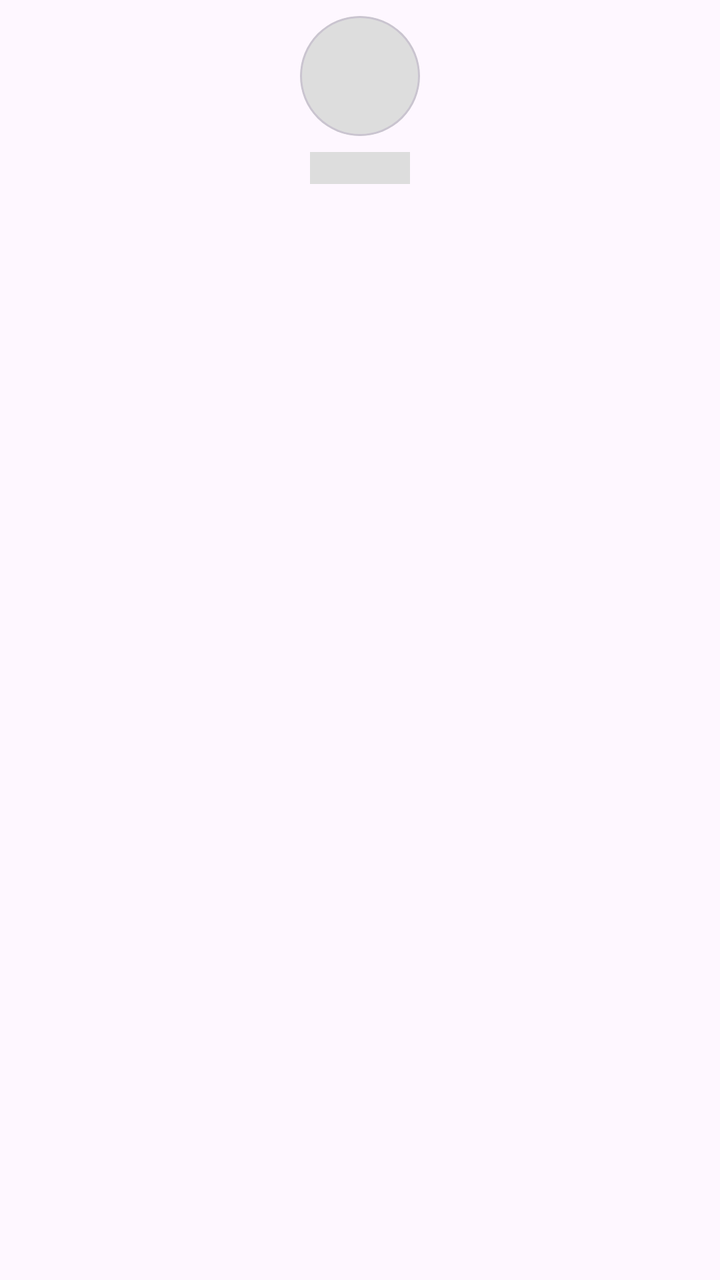
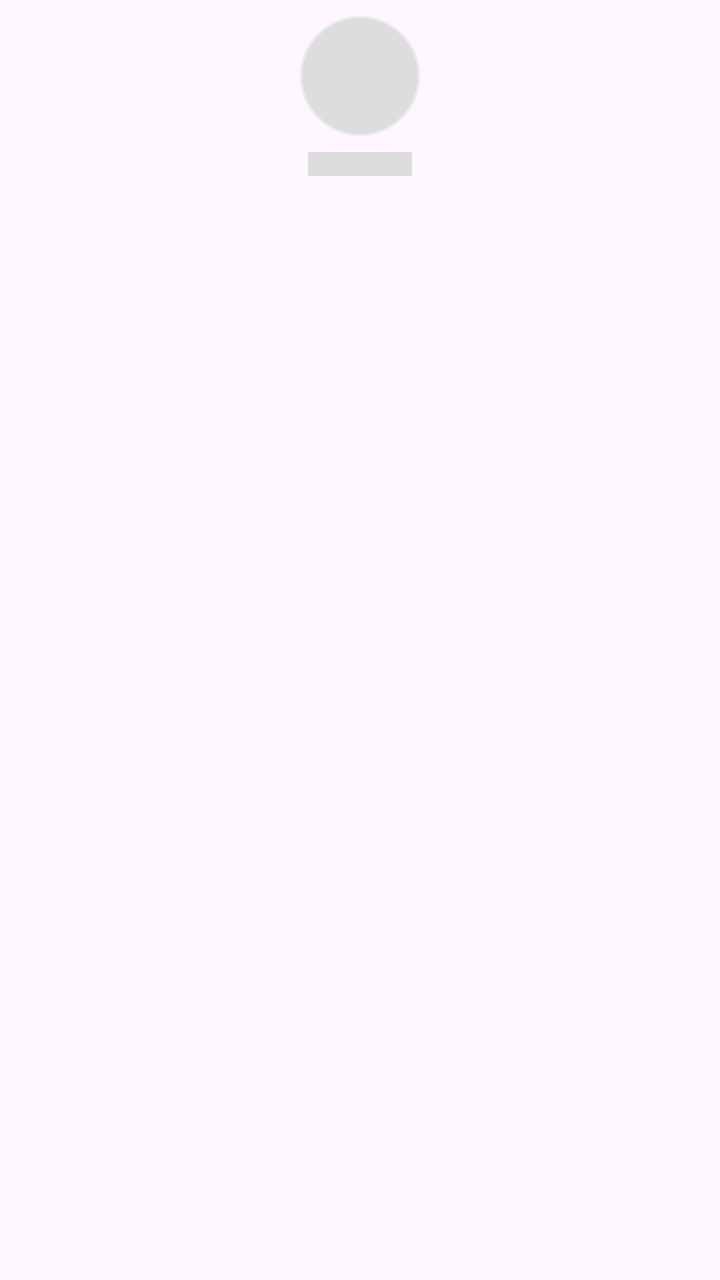

Two renders of the same Android screen: before a commit and after it. Below are the layout's source before the change and the commit's diff.
<!-- AndroidManifest.xml: application theme Theme.Gravo -->
<!-- res/layout/item_category_shimmer.xml -->
<?xml version="1.0" encoding="utf-8"?>
<LinearLayout xmlns:android="http://schemas.android.com/apk/res/android"
    xmlns:app="http://schemas.android.com/apk/res-auto"
    android:layout_width="80dp"
    android:layout_height="wrap_content"
    android:gravity="center_horizontal"
    android:orientation="vertical"
    android:padding="8dp">

    
    <com.google.android.material.card.MaterialCardView
        android:layout_width="60dp"
        android:layout_height="60dp"
        app:cardCornerRadius="30dp"
        app:cardElevation="0dp">

        <View
            android:layout_width="match_parent"
            android:layout_height="match_parent"
            android:background="@color/placeholder_bg" />

    </com.google.android.material.card.MaterialCardView>

    
    <View
        android:layout_width="50dp"
        android:layout_height="16dp"
        android:layout_marginTop="8dp"
        android:background="@color/placeholder_bg" />

</LinearLayout>
<!-- resources referenced by this layout -->
<resources>
  <color name="placeholder_bg">#DDDDDD</color>
  <style name="Theme.Gravo" parent="Base.Theme.Gravo" />
  <style name="Base.Theme.Gravo" parent="Theme.Material3.DayNight.NoActionBar">
          <item name="colorPrimary">@color/purple_theme</item>
          <item name="colorPrimaryVariant">@color/purple_dark</item>
          <item name="colorOnPrimary">@color/white</item>
  
          <item name="colorSecondary">@color/purple_theme</item>
          <item name="colorOnSecondary">@color/white</item>
  
          <item name="android:statusBarColor">@color/purple_theme</item>
          <item name="android:windowLightStatusBar">false</item>
      </style>
  <color name="purple_theme">#673AB7</color>
  <color name="purple_dark">#512DA8</color>
  <color name="white">#FFFFFFFF</color>
</resources>

<!-- the commit's change to res/layout/item_category_shimmer.xml (unified diff, before → after) -->
@@ -5,27 +5,28 @@
     android:layout_height="wrap_content"
     android:gravity="center_horizontal"
     android:orientation="vertical"
-    android:padding="8dp">
+    android:paddingStart="8dp"
+    android:paddingTop="8dp"
+    android:paddingEnd="8dp"
+    android:paddingBottom="4dp">
 
-    
     <com.google.android.material.card.MaterialCardView
         android:layout_width="60dp"
         android:layout_height="60dp"
         app:cardCornerRadius="30dp"
-        app:cardElevation="0dp">
+        app:cardElevation="0dp"
+        app:strokeColor="#E9EDF2"
+        app:strokeWidth="1dp">
 
         <View
             android:layout_width="match_parent"
             android:layout_height="match_parent"
             android:background="@color/placeholder_bg" />
-
     </com.google.android.material.card.MaterialCardView>
 
-    
     <View
-        android:layout_width="50dp"
-        android:layout_height="16dp"
+        android:layout_width="52dp"
+        android:layout_height="12dp"
         android:layout_marginTop="8dp"
         android:background="@color/placeholder_bg" />
-
 </LinearLayout>
